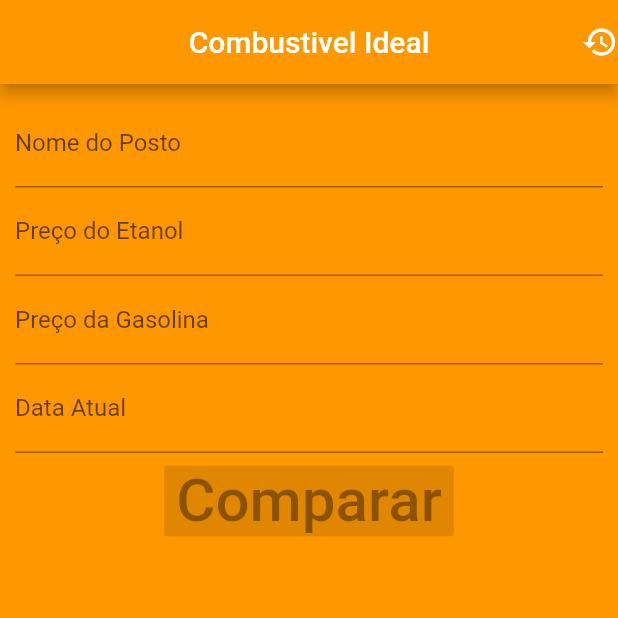
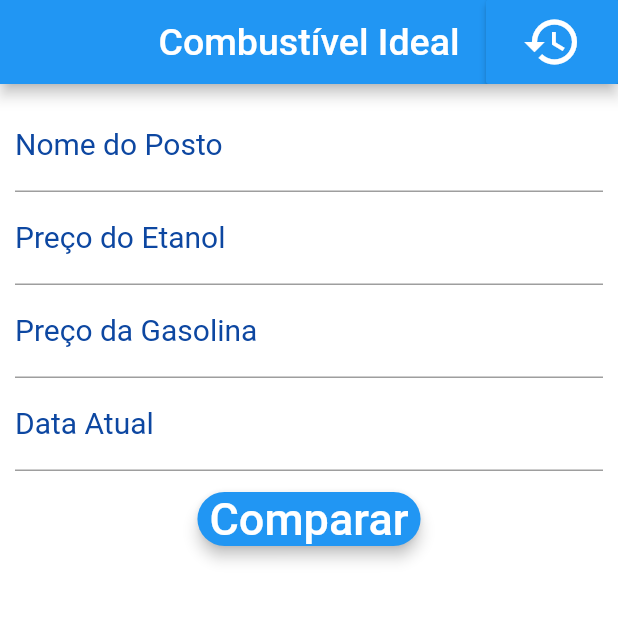
Before and after one commit to weberthmo/combustivel_ideal, a Flutter app: the screen it shows after launch, on a phone screen of 412 x 824 dp, the top half of it. Run offline on Flutter 3.47's test engine with Material 2 defaults, Android fonts, the phone set to English and light mode, and no system bars; our stand-ins replace sqflite; accounts and stored records are empty.

Commit message:
Criação modal showdialog

```diff
--- a/lib/main.dart
+++ b/lib/main.dart
@@ -2,6 +2,7 @@ import 'package:combustivel_ideal/page/home_page.dart';
 import 'package:flutter/material.dart';
 import 'dart:async';
 //import 'package:package_info/package_info.dart' as package_info;
+
 
 void main() {
   var materialApp = MaterialApp(
@@ -47,13 +48,13 @@ class SplashScreenState extends State<SplashScreen> {
   @override
   Widget build(BuildContext context) {
     AppBar appBar = AppBar(
-      title: Text("App Combustivel Ideal"),
+      title: Text("App Combustível Ideal"),
       centerTitle: true,
-      backgroundColor: Colors.orange,
+      backgroundColor: Colors.white,
     );
 
     Scaffold scaffold = Scaffold(
-      backgroundColor: Colors.orange,
+      backgroundColor: Colors.white,
       appBar: appBar,
       body: Container(
         padding: EdgeInsets.all(32),
--- a/lib/page/home_page.dart
+++ b/lib/page/home_page.dart
@@ -1,5 +1,7 @@
 import 'package:flutter/material.dart';
+import 'package:flutter/painting.dart';
 import 'package:flutter/rendering.dart';
+import 'package:combustivel_ideal/page/historico_page.dart';
 
 
 //List _todasComparacoes;
@@ -24,15 +26,38 @@ class Home extends StatefulWidget {
 
 class _HomeState extends State<Home> {
 
-
+Widget okButton = FlatButton(
+    child: Text("OK"),
+    onPressed: () { },
+  );
 
   Widget buildAppBar(){
     return AppBar(
-    title: Text ("Combustivel Ideal"),
+    title: Text ("Combustível Ideal", style: TextStyle(color: Colors.white, fontSize: 25),),
+
+
     centerTitle: true,
-    backgroundColor: Colors.orange,
+    backgroundColor: Colors.blue,
+
     actions: <Widget>[
-      Icon(Icons.history),
+      //Icon(Icons.history),
+      RaisedButton(
+        child: Icon(
+          Icons.history,
+          color: Colors.white,
+          size: 40,
+
+        ),
+        color: Colors.blue,
+
+
+        onPressed: () {
+          Navigator.push(context, MaterialPageRoute(
+            builder: (context) => Historico()
+          ));
+        },
+      )
+
 
     ]
     );
@@ -41,27 +66,28 @@ class _HomeState extends State<Home> {
   Widget buildScaffold(){
     return Scaffold(
       appBar: buildAppBar(),
-      backgroundColor: Colors.orange,
+      backgroundColor: Colors.white,
       body: SingleChildScrollView(
         padding: EdgeInsets.all(10.0),
         child: Column(
 
           children: <Widget>[
             TextField(
-              decoration: InputDecoration(labelText: "Nome do Posto",),
+              decoration: InputDecoration(labelText: "Nome do Posto", labelStyle: TextStyle(color: Colors.blue[900], fontSize: 20)),
               keyboardType: TextInputType.text,
             ),
             TextField(
-              decoration: InputDecoration(labelText: "Preço do Etanol",),
+              decoration: InputDecoration(labelText: "Preço do Etanol", labelStyle: TextStyle(color: Colors.blue[900], fontSize: 20)),
               keyboardType: TextInputType.number,
 
             ),
             TextField(
-              decoration: InputDecoration(labelText: "Preço da Gasolina",),
+              decoration: InputDecoration(labelText: "Preço da Gasolina", labelStyle: TextStyle(color: Colors.blue[900], fontSize: 20)),
               keyboardType: TextInputType.number,
             ),
             TextField(
-              decoration: InputDecoration(labelText: "Data Atual",),
+              decoration: InputDecoration(labelText: "Data Atual", labelStyle: TextStyle(color: Colors.blue[900], fontSize: 20)),
+              style: TextStyle(color: Colors.blue),
               keyboardType: TextInputType.datetime,
             ),
 
@@ -72,8 +98,25 @@ class _HomeState extends State<Home> {
 
                   children: <Widget>[
                     RaisedButton(
-                    child: Text("Comparar",style: TextStyle(fontSize: 40),),
-                      onPressed: null,
+                      child: Text("Comparar", style: TextStyle(color: Colors.white, fontSize: 30),),
+                      color: Colors.blue,
+                      elevation: 4.0,
+                      splashColor: Colors.blueAccent,
+                      shape: RoundedRectangleBorder(borderRadius: new BorderRadius.circular(30.0)),
+                      onPressed:(){
+                        showDialog(
+                          context: context,
+                          builder: (ctxt) => new AlertDialog(
+                          title: Text("Resultado"),
+                          content: Text("Para o abastecimento o XX é mais vantajoso!"),
+                          actions: <Widget>[
+                            okButton
+                          ],
+                          ),
+
+
+                        );
+                      }
                     ),
                   ],
                 ),
```
Also changed, not shown: lib/page/historico_page.dart (+18 -1 lines), images/logo_combustivel.png.
